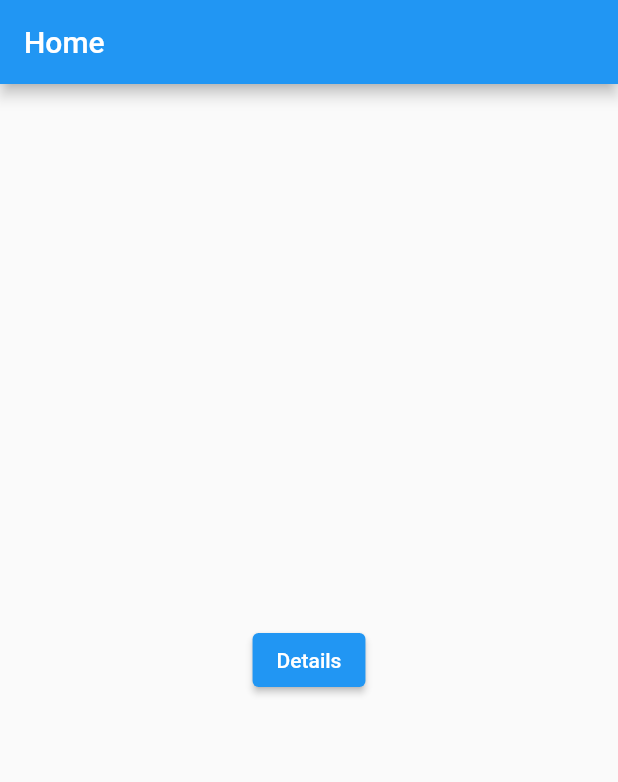
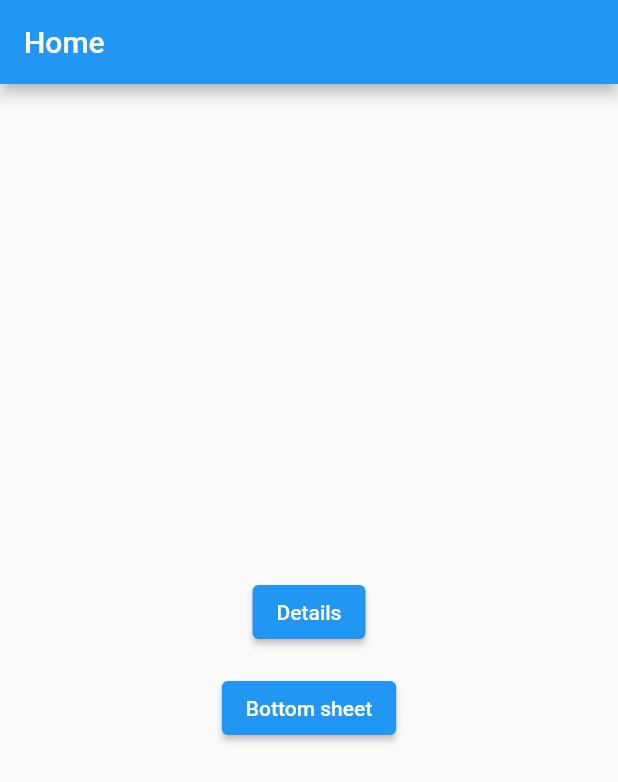
Before and after one commit to CORDEA/child_navigator_demo, a Flutter app: the screen it shows after launch, on a phone screen of 412 x 824 dp. Shown: the top 782 px of the screen. Run offline on Flutter 3.47's test engine with Material 2 defaults, Android fonts, the phone set to English and light mode, and no system bars.

Commit message:
add bottom sheet

```diff
--- a/lib/home.dart
+++ b/lib/home.dart
@@ -1,6 +1,7 @@
 import 'package:flutter/foundation.dart';
 import 'package:flutter/material.dart';
 
+import 'bottom_sheet.dart';
 import 'details.dart';
 
 class Home extends StatelessWidget {
@@ -10,8 +11,19 @@ class Home extends StatelessWidget {
   Widget build(BuildContext context) {
     return Scaffold(
       appBar: AppBar(title: const Text('Home')),
-      body: Center(
-        child: ElevatedButton(
+      body: _HomeBody(),
+    );
+  }
+}
+
+class _HomeBody extends StatelessWidget {
+  @override
+  Widget build(BuildContext context) {
+    return Center(
+      child: Column(
+        mainAxisSize: MainAxisSize.min,
+        children: [
+          ElevatedButton(
             onPressed: () async {
               final result = await Navigator.push(
                 context,
@@ -21,7 +33,21 @@ class Home extends StatelessWidget {
                 print('result: $result');
               }
             },
-            child: const Text('Details')),
+            child: const Text('Details'),
+          ),
+          const SizedBox(height: 16),
+          ElevatedButton(
+            onPressed: () async {
+              // or showBottomSheet
+              showModalBottomSheet(
+                context: context,
+                constraints: const BoxConstraints.tightForFinite(height: 300),
+                builder: (_) => const AppBottomSheet(),
+              );
+            },
+            child: const Text('Bottom sheet'),
+          ),
+        ],
       ),
     );
   }
```
Also changed, not shown: lib/bottom_sheet.dart (added, +71 -0 lines).
